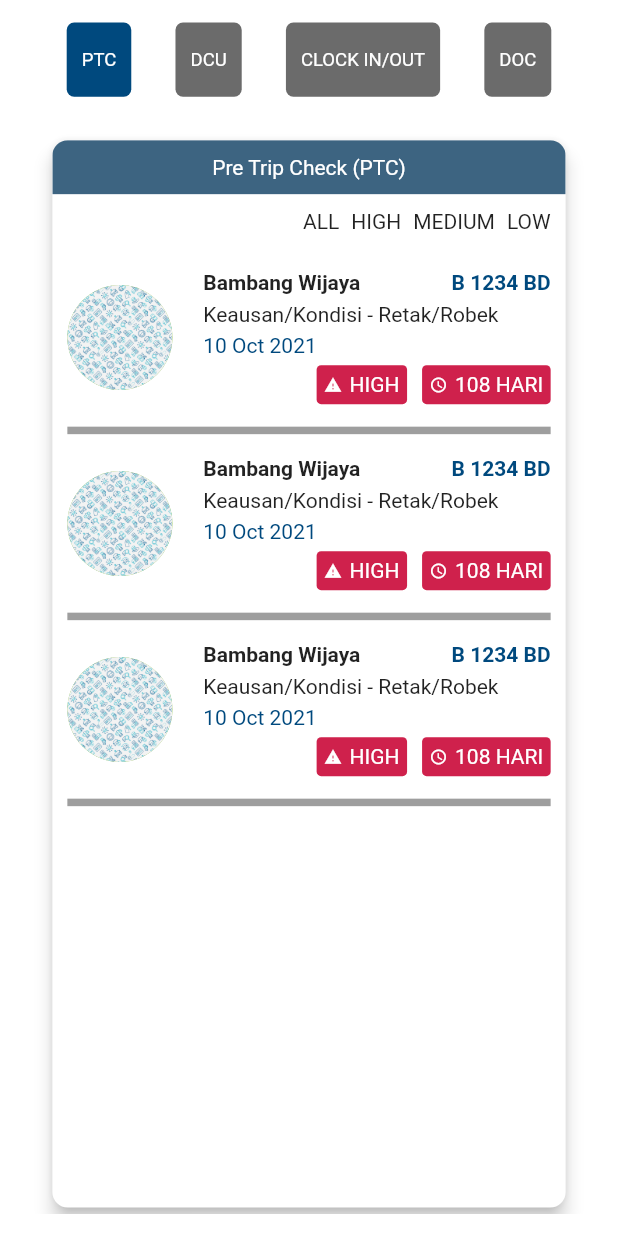
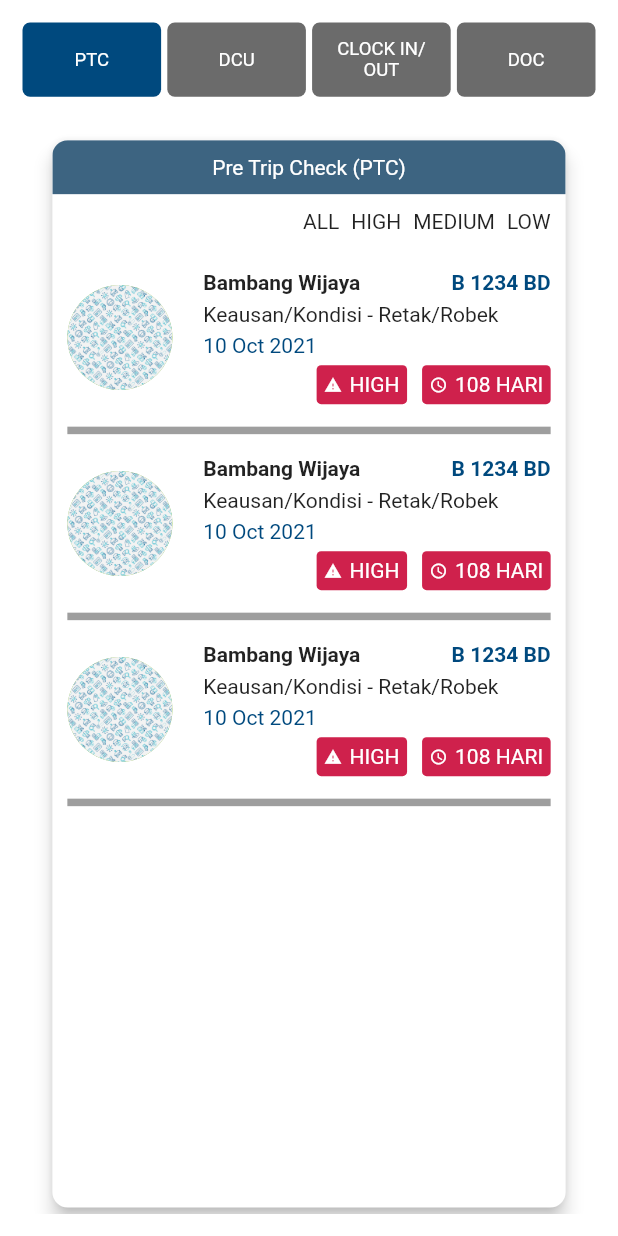
Before and after one commit to uzixCode/par-mobile, a Flutter app: the ApprovalSUOPage screen opened directly, on a phone screen of 412 x 824 dp. Run offline on Flutter 3.47's test engine with Material 2 defaults, Android fonts, the phone set to English and light mode, and no system bars; our stand-ins replace dio, file_picker, flutter_rating_bar, fluttertoast, get, image_picker and 1 more.

Commit message:
added padding in tab bar

```diff
--- a/lib/views/suo/approval/components/body.dart
+++ b/lib/views/suo/approval/components/body.dart
@@ -22,37 +22,62 @@ class Body extends StatelessWidget {
               Row(
                 mainAxisAlignment: MainAxisAlignment.spaceEvenly,
                 children: [
-                  TabBarItem(
+                  Flexible(
+                    child: TabBarItem(
                       label: "PTC",
                       currentIndex: con.index.value,
                       compareIndex: 0,
+                      padding: const EdgeInsets.symmetric(
+                          horizontal: 10, vertical: 5),
                       onTap: () {
                         con.changeTab(0, isAnimateTo: true);
                       },
                     ),
-                  TabBarItem(
+                  ),
+                  SizedBox(
+                    width: Get.width * 0.01,
+                  ),
+                  Flexible(
+                    child: TabBarItem(
                       label: "DCU",
                       currentIndex: con.index.value,
                       compareIndex: 1,
+                      padding: const EdgeInsets.symmetric(
+                          horizontal: 10, vertical: 5),
                       onTap: () {
                         con.changeTab(1, isAnimateTo: true);
                       },
                     ),
-                  TabBarItem(
+                  ),
+                  SizedBox(
+                    width: Get.width * 0.01,
+                  ),
+                  Flexible(
+                    child: TabBarItem(
                       label: "CLOCK IN/OUT",
                       currentIndex: con.index.value,
                       compareIndex: 2,
+                      padding: const EdgeInsets.symmetric(
+                          horizontal: 10, vertical: 5),
                       onTap: () {
                         con.changeTab(2, isAnimateTo: true);
                       },
                     ),
-                  TabBarItem(
+                  ),
+                  SizedBox(
+                    width: Get.width * 0.01,
+                  ),
+                  Flexible(
+                    child: TabBarItem(
                       label: "DOC",
                       currentIndex: con.index.value,
                       compareIndex: 3,
+                      padding: const EdgeInsets.symmetric(
+                          horizontal: 10, vertical: 5),
                       onTap: () {
                         con.changeTab(3, isAnimateTo: true);
                       },
+                    ),
                   ),
                 ],
               ),
--- a/lib/widgets/tabbar_item.dart
+++ b/lib/widgets/tabbar_item.dart
@@ -7,8 +7,9 @@ class TabBarItem extends StatelessWidget {
   final Function() onTap;
   final int currentIndex;
   final int compareIndex;
+  final EdgeInsets padding;
   const TabBarItem(
-      {Key? key, required this.label, required this.currentIndex, required this.compareIndex, required this.onTap})
+      {Key? key, required this.label, required this.currentIndex, required this.compareIndex, required this.onTap, required this.padding})
       : super(key: key);
 
   @override
@@ -21,7 +22,7 @@ class TabBarItem extends StatelessWidget {
         decoration: BoxDecoration(
             color: currentIndex == compareIndex ? allColor.primary : allColor.grey,
             borderRadius: BorderRadius.circular(5)),
-        padding: const EdgeInsets.symmetric(horizontal: 10, vertical: 5),
+        padding: padding,
         child: Text(
           label,
           maxLines: 2,
```
Also changed, not shown: lib/views/suo/monitoring/components/body.dart (+8 -0 lines), lib/views/suo/riwayat/components/body.dart (+13 -1 lines), lib/views/suo/riwayat/riwayat_suo_page.dart (+3 -4 lines). Lines whose indentation alone changed are shown as unchanged.
